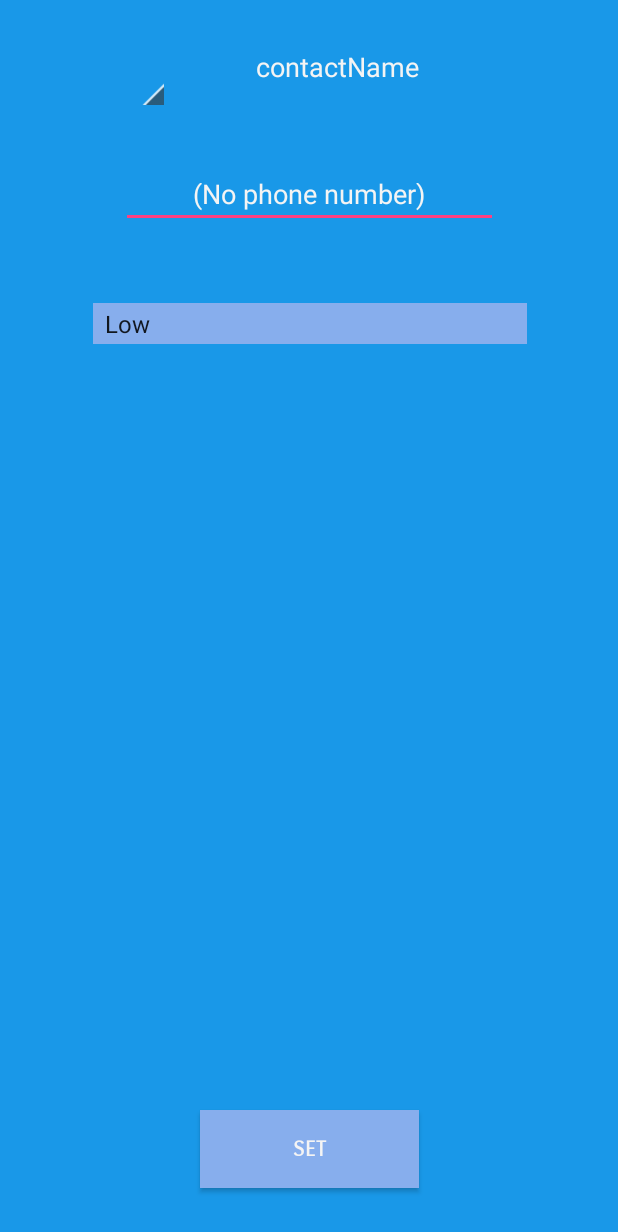
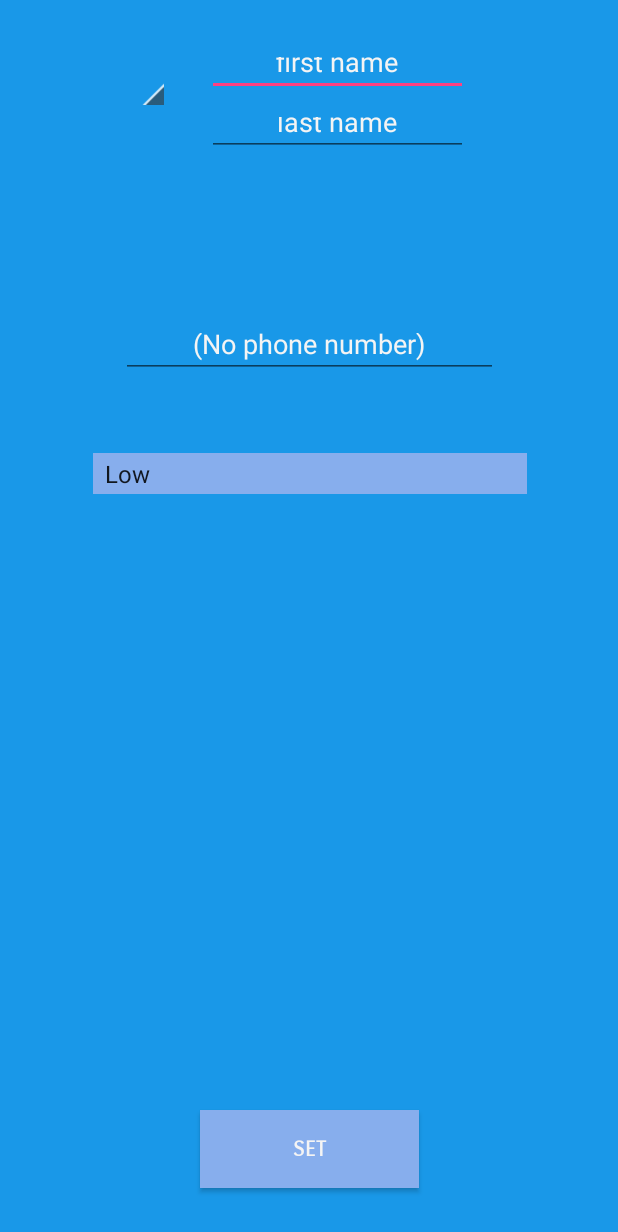
Before and after one commit to aarya1995/CallYourMother, an Android app: the screen it shows after launch (AddContactsActivity), after a tap on "ADD NEW CONTACTS", on a phone screen of 412 x 824 dp. Shown: the top 1232 px of the screen. Run offline under Robolectric (Android 15) with nearby library versions, the phone set to English and light mode, and no system bars.

Commit message:
finalize changes

```diff
--- a/app/src/main/java/com/example/alcar/callyourmother/AddContactsActivity.java
+++ b/app/src/main/java/com/example/alcar/callyourmother/AddContactsActivity.java
@@ -12,6 +12,7 @@ import android.widget.ArrayAdapter;
 import android.widget.Button;
 import android.widget.Toast;
 import android.widget.Spinner;
+import android.widget.EditText;
 import android.widget.AdapterView.OnItemClickListener;
 
 /**
@@ -21,13 +22,20 @@ import android.widget.AdapterView.OnItemClickListener;
 public class AddContactsActivity extends Activity {
     private int type=0;//type of priority, Low:0 Med:1 High:2
     private String []strings={"Low", "Med","High"};
+    SQLiteHelper sQLiteHelper;
+
     @Override
     protected void onCreate(Bundle savedInstanceState) {
         super.onCreate(savedInstanceState);
         setContentView(R.layout.edit_priority);
+        sQLiteHelper = new SQLiteHelper(AddContactsActivity.this); // create db
 
         Button setButton = findViewById(R.id.set);
         Spinner sp = (Spinner) findViewById(R.id.selectPriority);
+        final EditText firstName = (EditText) findViewById(R.id.firstName);
+        final EditText lastName = (EditText) findViewById(R.id.lastName);
+        final EditText phoneNumber = (EditText) findViewById(R.id.phoneNumber);
+
         sp.setOnItemSelectedListener(new AdapterView.OnItemSelectedListener() {
             @Override
             public void onItemSelected(AdapterView<?> adapterView, View view, int i, long l) {
@@ -41,8 +49,24 @@ public class AddContactsActivity extends Activity {
         setButton.setOnClickListener(new View.OnClickListener() {
             @Override
             public void onClick(View view) {
+                String fName = firstName.getText().toString();
+                String lName = lastName.getText().toString();
+                String number = phoneNumber.getText().toString();
+                String priority = Integer.toString(type);
+
+                // ContactModel contact = new ContactModel(fName, lName, number, priority);
+                Intent intent = new Intent();
+                intent.putExtra("firstName", fName);
+                intent.putExtra("lastName", lName);
+                intent.putExtra("phoneNumber", number);
+                intent.putExtra("priority", priority);
+
+                // create the alarm -- should also do this in main activity
                 AlarmOperation.enableAlert(AddContactsActivity.this,type);
                 Toast.makeText(getApplicationContext(), strings[type]+" Alarm set", Toast.LENGTH_LONG).show();
+
+                setResult(RESULT_OK, intent);
+                finish();
 
             }
         });
--- a/app/src/main/java/com/example/alcar/callyourmother/ListModel.java
+++ b/app/src/main/java/com/example/alcar/callyourmother/ListModel.java
@@ -4,6 +4,7 @@ package com.example.alcar.callyourmother;
  * Created by ViperGX on 11/19/2017.
  */
 
+// Redundant class
 public class ListModel {
     private String contactName = "";
 
--- a/app/src/main/java/com/example/alcar/callyourmother/MainActivity.java
+++ b/app/src/main/java/com/example/alcar/callyourmother/MainActivity.java
@@ -4,6 +4,7 @@ import android.content.Intent;
 import android.app.Activity;
 import android.content.res.Resources;
 import android.os.Bundle;
+import android.provider.SyncStateContract;
 import android.view.View;
 import android.view.ViewGroup;
 import android.widget.BaseAdapter;
@@ -11,6 +12,7 @@ import android.widget.Button;
 import android.widget.ListView;
 import android.widget.TextView;
 import android.widget.Toast;
+import android.util.Log;
 
 import java.util.ArrayList;
 import java.util.zip.Inflater;
@@ -21,22 +23,28 @@ public class MainActivity extends Activity {
     ListView list;
     MyBaseAdapter adapter;
     public  MainActivity CustomListView = null;
-    public ArrayList<ListModel> CustomListViewValuesArr = new ArrayList<ListModel>();
+    public ArrayList<ContactModel> CustomListViewValuesArr = new ArrayList<ContactModel>();
+    SQLiteHelper sQLiteHelper;
+    public static final String TAG = "Abhas";
+
     @Override
     protected void onCreate(Bundle savedInstanceState) {
         super.onCreate(savedInstanceState);
         setContentView(R.layout.activity_main);
+        sQLiteHelper = new SQLiteHelper(MainActivity.this); // create db
         Button add = findViewById(R.id.addNewContacts);
         add.setOnClickListener(new View.OnClickListener() {
             @Override
             public void onClick(View view) {
                 Intent i = new Intent(MainActivity.this,AddContactsActivity.class);
-                startActivity(i);
+                // will be used to differentiate between Insert & Edit
+                i.putExtra("OperationType", "Insert");
+                startActivityForResult(i, 1);
             }
         });
 
         CustomListView = this;
-        setListData();
+        setListData(); // not doing what it's supposed to
         list = ( ListView )findViewById( R.id.existingPriority );  // List defined in XML ( See Below )
 
 
@@ -44,19 +52,43 @@ public class MainActivity extends Activity {
         list.setAdapter( adapter );
     }
 
+    public void onActivityResult(int requestCode, int resultCode, Intent data) {
+        super.onActivityResult(requestCode, resultCode, data);
+        if (resultCode == RESULT_OK) {
+            String fName = data.getStringExtra("firstName");
+            String lName = data.getStringExtra("lastName");
+            String phoneNumber = data.getStringExtra("phoneNumber");
+            String priority = data.getStringExtra("priority");
+
+            ContactModel contact = new ContactModel(fName, lName, phoneNumber, priority);
+
+            if (requestCode == 1) { // Insert
+                sQLiteHelper.insertRecord(contact);
+            }
+
+            setListData(); // refresh list view
+            // list.setAdapter(adapter); // re-inflation
+            adapter.notifyDataSetChanged();
+        }
+    }
+
 
     public void setListData()
     {
-        /**need to change i<11 to the actually list in database**/
-        for (int i = 0; i < 11; i++) {
+        ArrayList<ContactModel> contacts = sQLiteHelper.getAllRecords();
+        ContactModel contact;
+
+        for (int i = 0; i < contacts.size(); i++) {
+
+            contact = contacts.get(i);
+
+            Log.i(TAG, contact.toString());
 
             final ListModel existingPriorityList = new ListModel();
 
            /**This is just manually adding contact, need to figure out how to get contacts from priority**/
-            existingPriorityList.setContactName("Contact Name"+String.valueOf(i));
 
-
-            CustomListViewValuesArr.add(existingPriorityList);
+            CustomListViewValuesArr.add(contact);
         }
 
     }
@@ -77,9 +109,9 @@ public class MainActivity extends Activity {
             if(convertView == null){
                 convertView=View.inflate(MainActivity.this,R.layout.single_list_priority,null);;
             }
-            ListModel m = CustomListViewValuesArr.get(position);
+            ContactModel m = CustomListViewValuesArr.get(position);
             TextView name = (TextView) convertView.findViewById(R.id.contactName);
-            name.setText(m.getContactName());
+            name.setText(m.getFirstName() + " " + m.getLastName());
             Button edit = (Button) convertView.findViewById(R.id.edit_button);
             Button delete = (Button) convertView.findViewById(R.id.delete_button);
             /**edit button need to be linked to correct function. Here it is just an example**/
--- /dev/null
+++ b/app/src/main/java/com/example/alcar/callyourmother/SQLiteHelper.java
@@ -0,0 +1,90 @@
+package com.example.alcar.callyourmother;
+
+import android.database.sqlite.SQLiteDatabase;
+import android.database.sqlite.SQLiteOpenHelper;
+import android.database.Cursor;
+import android.content.Context;
+import android.content.ContentValues;
+import java.util.ArrayList;
+
+/**
+ * Created by abhasarya on 11/22/17.
+ */
+
+public class SQLiteHelper extends SQLiteOpenHelper {
+    public static final int DATABASE_VERSION = 1;
+    public static final String DATABASE_NAME = "SQLiteDatabase.db";
+    public SQLiteHelper(Context context) {
+        super(context, DATABASE_NAME, null, DATABASE_VERSION);
+    }
+
+    public static final String TABLE_NAME = "Contacts";
+    public static final String COLUMN_ID = "id";
+    public static final String FIRST_NAME = "first_name";
+    public static final String LAST_NAME = "last_name";
+    public static final String PHONE_NUMBER = "phone_number";
+    public static final String PRIORITY = "priority";
+
+    private SQLiteDatabase database;
+
+    public void onCreate(SQLiteDatabase db) {
+        db.execSQL("create table " + TABLE_NAME + " ( " + COLUMN_ID + " INTEGER PRIMARY KEY" +
+                " AUTOINCREMENT," + FIRST_NAME + " VARCHAR, " + LAST_NAME + " VARCHAR, " +
+                PHONE_NUMBER + " VARACHAR, " + PRIORITY + " INTEGER);");
+    }
+
+    public void onUpgrade(SQLiteDatabase db, int oldVersion, int newVersion) {
+        db.execSQL("DROP TABLE IF EXISTS " + TABLE_NAME);
+        onCreate(db);
+    }
+
+    public void insertRecord(ContactModel contact) {
+        database = this.getReadableDatabase();
+        ContentValues contentValues = new ContentValues();
+        contentValues.put(FIRST_NAME, contact.getFirstName());
+        contentValues.put(LAST_NAME, contact.getLastName());
+        contentValues.put(PHONE_NUMBER, contact.getPhoneNumber());
+        contentValues.put(PRIORITY, contact.getPriority());
+        database.insert(TABLE_NAME, null, contentValues);
+        database.close();
+    }
+
+    public void updateRecord(ContactModel contact) {
+        database = this.getReadableDatabase();
+        ContentValues contentValues = new ContentValues();
+        contentValues.put(FIRST_NAME, contact.getFirstName());
+        contentValues.put(LAST_NAME, contact.getLastName());
+        contentValues.put(PHONE_NUMBER, contact.getPhoneNumber());
+        contentValues.put(PRIORITY, contact.getPriority());
+        database.update(TABLE_NAME, contentValues, COLUMN_ID + " = ?", new String[]{contact.getID()});
+        database.close();
+    }
+
+    public void deleteRecord(ContactModel contact) {
+        database = this.getReadableDatabase();
+        database.delete(TABLE_NAME, COLUMN_ID + " = ?", new String[]{contact.getID()});
+        database.close();
+    }
+
+    public ArrayList<ContactModel> getAllRecords() {
+        database = this.getReadableDatabase();
+        Cursor cursor = database.query(TABLE_NAME, null, null, null, null, null, null);
+        ArrayList<ContactModel> contacts = new ArrayList<ContactModel>();
+        ContactModel contactModel;
+        if (cursor.getCount() > 0) {
+            for (int i = 0; i < cursor.getCount(); i++) {
+                cursor.moveToNext();
+                contactModel = new ContactModel();
+                contactModel.setID(cursor.getString(0));
+                contactModel.setFirstName(cursor.getString(1));
+                contactModel.setLastName(cursor.getString(2));
+                contactModel.setPhoneNumber(cursor.getString(3));
+                contactModel.setPriority(cursor.getString(4));
+                contacts.add(contactModel);
+            }
+        }
+        cursor.close();
+        database.close();
+        return contacts;
+    }
+}
--- a/app/src/main/res/layout/activity_main.xml
+++ b/app/src/main/res/layout/activity_main.xml
@@ -7,7 +7,7 @@
     android:layout_width="match_parent"
     android:layout_height="match_parent"
     android:background="#1998e8"
-    tools:context="com.example.vipergx.cym.MainActivity">
+    tools:context="com.example.alcar.callyourmother.MainActivity">
 
     <Button
         android:id="@+id/addNewContacts"
--- a/app/src/main/res/layout/edit_priority.xml
+++ b/app/src/main/res/layout/edit_priority.xml
@@ -18,21 +18,37 @@
         app:layout_constraintTop_toTopOf="parent"
         app:srcCompat="@android:drawable/sym_contact_card"/>
 
-    <TextView
-        android:id="@+id/contactName"
+    <EditText
+        android:id="@+id/firstName"
         android:layout_width="174dp"
         android:layout_height="36dp"
         android:layout_marginEnd="56dp"
         android:layout_marginStart="8dp"
-        android:layout_marginTop="32dp"
-        android:text="contactName"
+        android:layout_marginTop="28dp"
+        android:text="first name"
         android:textAlignment="center"
         android:textColor="#f4f4f4"
         android:textSize="18sp"
         app:layout_constraintEnd_toEndOf="parent"
         app:layout_constraintHorizontal_bias="0.324"
         app:layout_constraintStart_toEndOf="@+id/quickContactBadge"
-        app:layout_constraintTop_toTopOf="parent"/>
+        app:layout_constraintTop_toTopOf="parent" />
+
+    <EditText
+        android:id="@+id/lastName"
+        android:layout_width="174dp"
+        android:layout_height="36dp"
+        android:layout_marginEnd="56dp"
+        android:layout_marginStart="8dp"
+        android:layout_marginTop="68dp"
+        android:text="last name"
+        android:textAlignment="center"
+        android:textColor="#f4f4f4"
+        android:textSize="18sp"
+        app:layout_constraintEnd_toEndOf="parent"
+        app:layout_constraintHorizontal_bias="0.324"
+        app:layout_constraintStart_toEndOf="@+id/quickContactBadge"
+        app:layout_constraintTop_toTopOf="parent" />
 
     <Button
         android:id="@+id/set"
@@ -67,13 +83,14 @@
         android:id="@+id/phoneNumber"
         android:layout_width="251dp"
         android:layout_height="40dp"
-        android:layout_marginTop="44dp"
+        android:layout_marginTop="108dp"
         android:ems="10"
         android:inputType="textPersonName"
         android:text="@android:string/emptyPhoneNumber"
         android:textAlignment="center"
         android:textColor="#f4f4f4"
+        app:layout_constraintHorizontal_bias="0.503"
         app:layout_constraintLeft_toLeftOf="parent"
         app:layout_constraintRight_toRightOf="parent"
-        app:layout_constraintTop_toBottomOf="@+id/contactName"/>
+        app:layout_constraintTop_toBottomOf="@+id/lastName" />
 </android.support.constraint.ConstraintLayout>
```
Also changed, not shown: app/src/main/java/com/example/alcar/callyourmother/ContactModel.java (added, +62 -0 lines), app/src/main/res/layout/single_list_priority.xml (+8 -7 lines), 1 other file.
